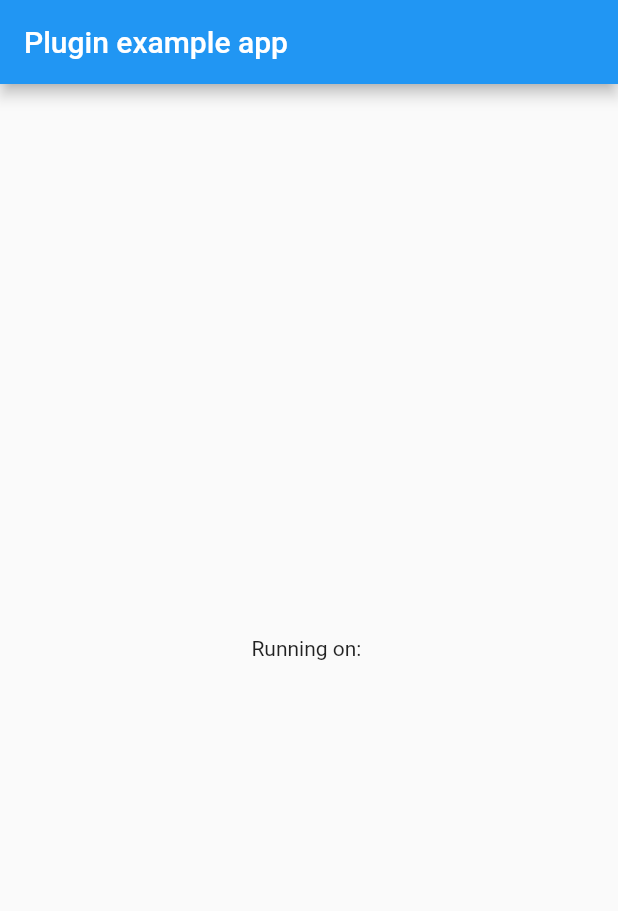
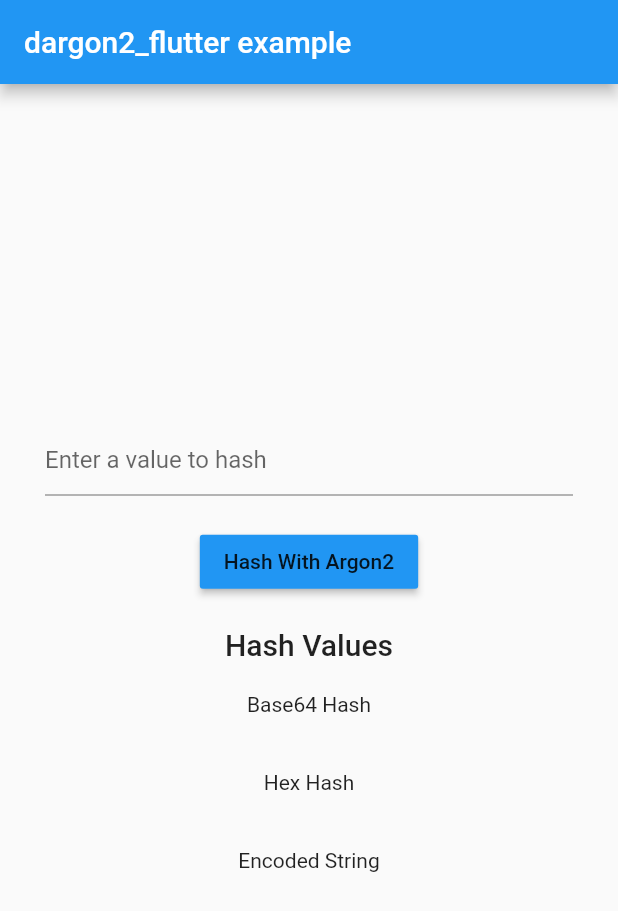
Before and after one commit to tmthecoder/dargon2_flutter, a Flutter app: the screen it shows after launch, on a phone screen of 412 x 824 dp. Shown: the top 911 px of the screen. Run offline on Flutter 3.47's test engine with Material 2 defaults, Android fonts, the phone set to English and light mode, and no system bars; missing offline and left inert: dargon2.

Commit message:
Fixed methods, added documentation, and setup the example

```diff
--- a/example/lib/main.dart
+++ b/example/lib/main.dart
@@ -1,7 +1,9 @@
+// Copyright 2020 Tejas Mehta <tmthecoder@gmail.com>
+// Permission is hereby granted, free of charge, to any person obtaining a copy of this software and associated documentation files (the "Software"), to deal in the Software without restriction, including without limitation the rights to use, copy, modify, merge, publish, distribute, sublicense, and/or sell copies of the Software, and to permit persons to whom the Software is furnished to do so, subject to the following conditions:
+// The above copyright notice and this permission notice shall be included in all copies or substantial portions of the Software.
+// THE SOFTWARE IS PROVIDED "AS IS", WITHOUT WARRANTY OF ANY KIND, EXPRESS OR IMPLIED, INCLUDING BUT NOT LIMITED TO THE WARRANTIES OF MERCHANTABILITY, FITNESS FOR A PARTICULAR PURPOSE AND NONINFRINGEMENT. IN NO EVENT SHALL THE AUTHORS OR COPYRIGHT HOLDERS BE LIABLE FOR ANY CLAIM, DAMAGES OR OTHER LIABILITY, WHETHER IN AN ACTION OF CONTRACT, TORT OR OTHERWISE, ARISING FROM, OUT OF OR IN CONNECTION WITH THE SOFTWARE OR THE USE OR OTHER DEALINGS IN THE SOFTWARE.
+
 import 'package:flutter/material.dart';
-import 'dart:async';
-
-import 'package:flutter/services.dart';
 import 'package:dargon2_flutter/dargon2_flutter.dart';
 
 void main() {
@@ -14,45 +16,84 @@ class MyApp extends StatefulWidget {
 }
 
 class _MyAppState extends State<MyApp> {
-  String _platformVersion = 'Unknown';
+  /// Declare main controller and hash strings
+  TextEditingController _passController = TextEditingController();
+  String _base64Hash = "";
+  String _hexHash = "";
+  String _encodedString = "";
 
-  @override
-  void initState() {
-    super.initState();
-    initPlatformState();
-  }
-
-  // Platform messages are asynchronous, so we initialize in an async method.
-  Future<void> initPlatformState() async {
-    String platformVersion;
-    // Platform messages may fail, so we use a try/catch PlatformException.
-    try {
-      platformVersion = await Dargon2Flutter.platformVersion;
-    } on PlatformException {
-      platformVersion = 'Failed to get platform version.';
-    }
-
-    // If the widget was removed from the tree while the asynchronous platform
-    // message was in flight, we want to discard the reply rather than calling
-    // setState to update our non-existent appearance.
-    if (!mounted) return;
-
-    setState(() {
-      _platformVersion = platformVersion;
-    });
-  }
-
+  /// Main build method, build the [Scaffold] with aa [Column], [TextField] and [Text] objects to
+  /// allow the user to test Argon2 hashing
   @override
   Widget build(BuildContext context) {
     return MaterialApp(
       home: Scaffold(
-        appBar: AppBar(
-          title: const Text('Plugin example app'),
-        ),
-        body: Center(
-          child: Text('Running on: $_platformVersion\n'),
-        ),
-      ),
+          appBar: AppBar(
+            title: const Text('dargon2_flutter example'),
+          ),
+          body: Column(
+            mainAxisAlignment: MainAxisAlignment.center,
+            crossAxisAlignment: CrossAxisAlignment.center,
+            children: [
+              Padding(
+                padding: const EdgeInsets.only(left: 30.0, right: 30.0),
+                child: TextField(
+                  controller: _passController,
+                  decoration:
+                      InputDecoration(hintText: "Enter a value to hash"),
+                ),
+              ),
+              Padding(
+                padding: const EdgeInsets.all(10),
+              ),
+              RaisedButton(
+                child: Text("Hash With Argon2"),
+                onPressed: _hash,
+                color: Colors.blue,
+              ),
+              Padding(
+                padding: const EdgeInsets.all(10),
+              ),
+              Text(
+                "Hash Values",
+                style: Theme.of(context).textTheme.headline6,
+              ),
+              Padding(
+                padding: const EdgeInsets.all(10),
+              ),
+              Text(
+                "Base64 Hash\n$_base64Hash",
+                textAlign: TextAlign.center,
+              ),
+              Padding(
+                padding: const EdgeInsets.all(10),
+              ),
+              Text(
+                "Hex Hash\n$_hexHash",
+                textAlign: TextAlign.center,
+              ),
+              Padding(
+                padding: const EdgeInsets.all(10),
+              ),
+              Text(
+                "Encoded String\n$_encodedString",
+                textAlign: TextAlign.center,
+              ),
+            ],
+          )),
     );
   }
+
+  /// A simple hashing test method for argon2.
+  /// It takes the text from the controller and passes it through to the dargon2 plugin,
+  /// returning the hashed result.
+  void _hash() {
+    //Hash the given text and show the results
+    DArgon2Result result =
+        argon2.hashPasswordString(_passController.text, salt: Salt.newSalt());
+    _base64Hash = result.base64String;
+    _hexHash = result.hexString;
+    _encodedString = result.encodedString;
+    setState(() {});
+  }
 }
--- a/lib/dargon2_flutter.dart
+++ b/lib/dargon2_flutter.dart
@@ -1,16 +1,19 @@
+// Copyright 2020 Tejas Mehta <tmthecoder@gmail.com>
+// Permission is hereby granted, free of charge, to any person obtaining a copy of this software and associated documentation files (the "Software"), to deal in the Software without restriction, including without limitation the rights to use, copy, modify, merge, publish, distribute, sublicense, and/or sell copies of the Software, and to permit persons to whom the Software is furnished to do so, subject to the following conditions:
+// The above copyright notice and this permission notice shall be included in all copies or substantial portions of the Software.
+// THE SOFTWARE IS PROVIDED "AS IS", WITHOUT WARRANTY OF ANY KIND, EXPRESS OR IMPLIED, INCLUDING BUT NOT LIMITED TO THE WARRANTIES OF MERCHANTABILITY, FITNESS FOR A PARTICULAR PURPOSE AND NONINFRINGEMENT. IN NO EVENT SHALL THE AUTHORS OR COPYRIGHT HOLDERS BE LIABLE FOR ANY CLAIM, DAMAGES OR OTHER LIABILITY, WHETHER IN AN ACTION OF CONTRACT, TORT OR OTHERWISE, ARISING FROM, OUT OF OR IN CONNECTION WITH THE SOFTWARE OR THE USE OR OTHER DEALINGS IN THE SOFTWARE.
 
-import 'dart:async';
-
-import 'package:dargon2/dargon2.dart';
-import 'package:flutter/services.dart';
-
-class Dargon2Flutter {
-  static const MethodChannel _channel =
-      const MethodChannel('dargon2_flutter');
-
-  static Future<String> get platformVersion async {
-     DArgon2Result res = argon2.hashPasswordString("password", salt: Salt.newSalt());
-     return "${argon2.verifyHashString("password", res.encodedString)}";
-  }
-
-}
+/// All of the actual hashing and dart:ffi code is located in the [dargon2] plugin. To view the api reference
+/// for the actual hashing methods, take a look at dargon2's API Reference
+///
+/// [dargon2]: https://pub.dev/documentation/dargon2/latest/
+/// [API Reference]: https://pub.dev/documentation/dargon2/latest/
+///
+/// This is a wrapper library to hash and verify strings using the Argon2 hashing algorithm
+///
+/// To use this library in your code:
+///
+///     import 'package:dargon2_flutter/dartgon2_flutter.dart';
+///
+/// For detailed usage please look at the example
+export 'package:dargon2/dargon2.dart';
```
Also changed, not shown: pubspec.yaml (+4 -36 lines), example/pubspec.lock, 21 other files.
